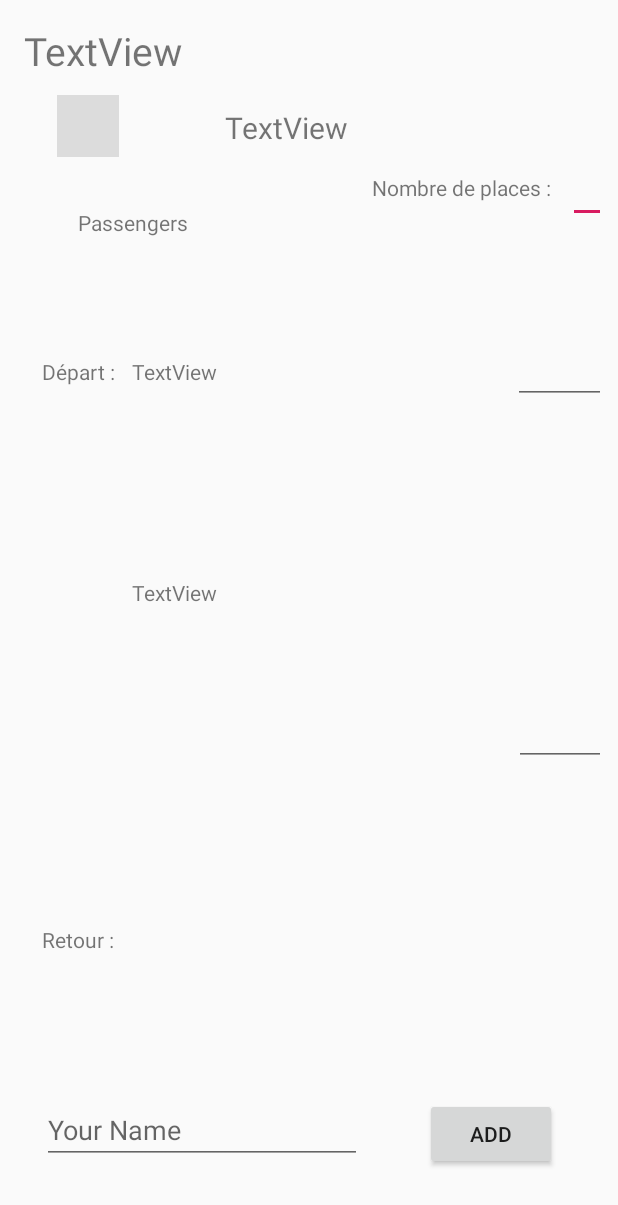
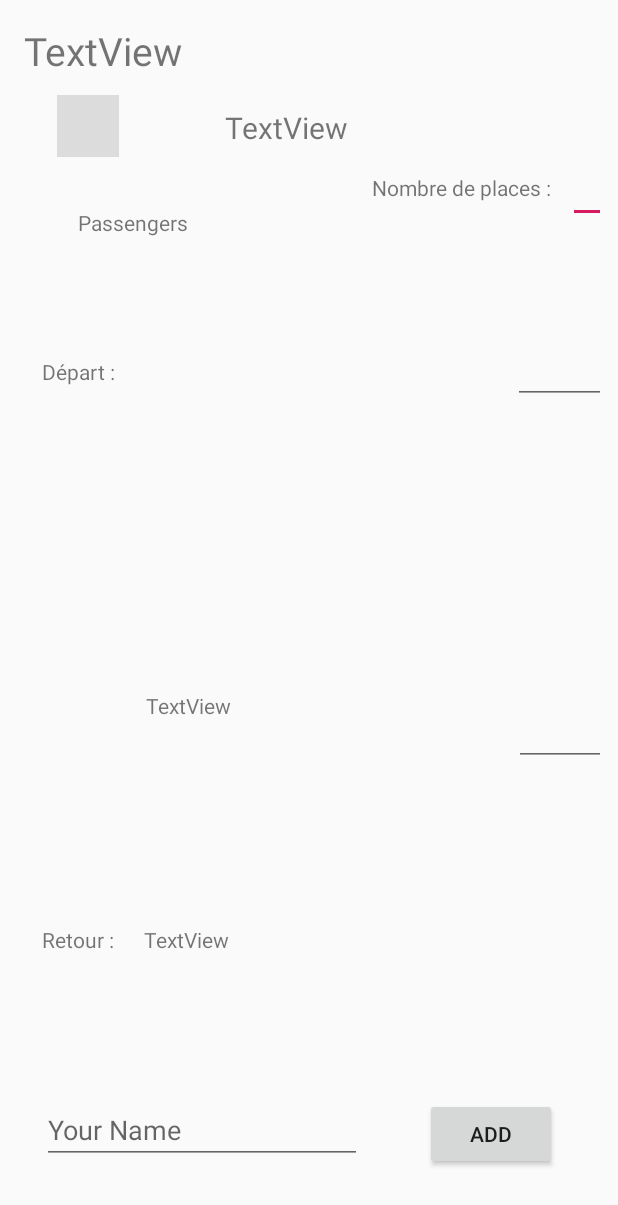
Before and after one commit to MaximeCrp/samva, an Android app: the layout fragment_travel.xml on its own in the app's theme, with its tools: preview values and no code run, on a phone screen of 412 x 824 dp. Shown: the top 1205 px of the screen. Run offline under Robolectric (Android 15) with nearby library versions, the phone set to English and light mode, and no system bars.

Commit message:
Ajout image

```diff
--- a/Samva/app/src/main/java/com/example/utilisateur/samva/DetailsFragment.java
+++ b/Samva/app/src/main/java/com/example/utilisateur/samva/DetailsFragment.java
@@ -49,6 +49,7 @@ public class DetailsFragment extends Fragment {
         address = rootview.findViewById(R.id.address);
         addButton = rootview.findViewById(R.id.addbutton);
         rcvTravels = rootview.findViewById(R.id.a_main_rcv_sams);
+        image = rootview.findViewById(R.id.image);
 
         Bundle bundle = getArguments();
         event = (Event) bundle.getSerializable("EVENT");
@@ -63,6 +64,7 @@ public class DetailsFragment extends Fragment {
         date.setText(event.getTimetable());
         placename.setText(event.getPlacename());
         address.setText(event.getAddress());
+        Picasso.with(context).load("http://jackjack.fr/wp-content/uploads/2017/04/bandeau_programmation.jpg").into(image);
 
         // use a linear layout manager
         //Context context = getContext();
@@ -76,7 +78,6 @@ public class DetailsFragment extends Fragment {
         rcvTravels.addOnItemTouchListener(new RecyclerItemClickListener(context, new RecyclerItemClickListener.OnItemClickListener() {
             @Override
             public void onItemClick(View view, int position) {
-
                 //lancer la page détails du trajet et ajout d'une personne
                  activity.travelDetails(travels.getList().get(position), position);
             }
--- a/Samva/app/src/main/res/layout/event_details.xml
+++ b/Samva/app/src/main/res/layout/event_details.xml
@@ -67,8 +67,8 @@
 
     <ImageView
         android:id="@+id/image"
-        android:layout_width="385dp"
-        android:layout_height="80dp"
+        android:layout_width="match_parent"
+        android:layout_height="101dp"
         app:layout_constraintTop_toTopOf="parent"
         app:srcCompat="@color/common_google_signin_btn_text_dark_disabled"
         tools:layout_editor_absoluteX="0dp" />
@@ -90,7 +90,7 @@
     <android.support.v7.widget.RecyclerView
         android:id="@+id/a_main_rcv_sams"
         android:layout_width="415dp"
-        android:layout_height="287dp"
+        android:layout_height="239dp"
         android:layout_marginTop="8dp"
         app:layout_constraintBottom_toBottomOf="parent"
         app:layout_constraintEnd_toEndOf="parent"
--- a/Samva/app/src/main/res/layout/fragment_travel.xml
+++ b/Samva/app/src/main/res/layout/fragment_travel.xml
@@ -90,28 +90,28 @@
         android:layout_height="34dp"
         android:layout_marginStart="88dp"
         android:layout_marginLeft="88dp"
-        android:layout_marginTop="80dp"
+        android:layout_marginTop="35dp"
         android:layout_marginEnd="8dp"
         android:layout_marginRight="8dp"
+        android:layout_marginBottom="15dp"
         android:text="TextView"
+        app:layout_constraintBottom_toTopOf="@+id/return_place"
         app:layout_constraintEnd_toEndOf="parent"
-        app:layout_constraintHorizontal_bias="0.0"
+        app:layout_constraintHorizontal_bias="0.075"
         app:layout_constraintStart_toStartOf="parent"
-        app:layout_constraintTop_toBottomOf="@+id/passengers_names" />
+        app:layout_constraintTop_toBottomOf="@+id/passengers_names"
+        app:layout_constraintVertical_bias="0.714" />
 
     <TextView
         android:id="@+id/return_place"
         android:layout_width="193dp"
         android:layout_height="34dp"
-        android:layout_marginStart="88dp"
-        android:layout_marginLeft="88dp"
-        android:layout_marginTop="8dp"
-        android:layout_marginBottom="8dp"
+        android:layout_marginStart="96dp"
+        android:layout_marginLeft="96dp"
+        android:layout_marginBottom="80dp"
         android:text="TextView"
         app:layout_constraintBottom_toTopOf="@+id/your_name"
-        app:layout_constraintStart_toStartOf="parent"
-        app:layout_constraintTop_toBottomOf="@+id/depart_place"
-        app:layout_constraintVertical_bias="0.257" />
+        app:layout_constraintStart_toStartOf="parent" />
 
     <EditText
         android:id="@+id/depart_time"
```
